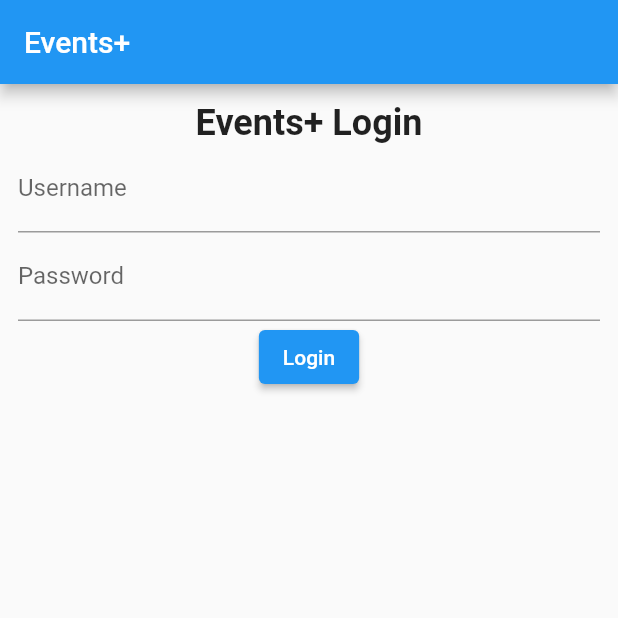
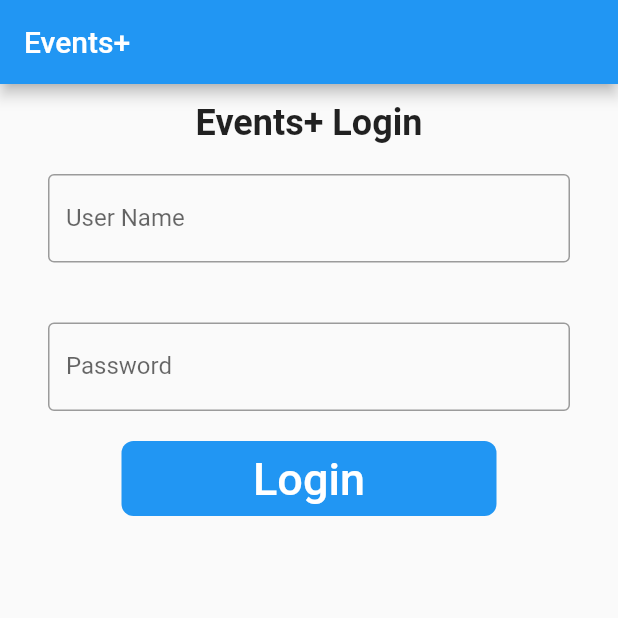
Before and after one commit to CSCI4100U/course-project-threes-crowd, a Flutter app: the screen it shows after launch, on a phone screen of 412 x 824 dp, the top half of it. Run offline on Flutter 3.47's test engine with Material 2 defaults, Android fonts, the phone set to English and light mode, and no system bars; our stand-ins replace cloud_firestore, firebase_core, sqflite; accounts and stored records are empty.

Commit message:
improve loginscreen and add notification removecurrent()

```diff
--- a/events_service/lib/EventsList.dart
+++ b/events_service/lib/EventsList.dart
@@ -31,16 +31,21 @@ class _EventsListState extends State<EventsList> {
   }
 
   Future<void> updateAttending(String evt_id) async {
+    String? text;
+
     if (await widget.local_storage.isAttending(evt_id)) {
       await widget.local_storage.delAttendence(evt_id);
+      text = 'Attendence deleted';
     } else {
       await widget.local_storage.attendEvent(evt_id);
+      text = 'Attended';
     }
 
-    SnackBar notif = const SnackBar(
-      content: Text("Attendance Updated"),
+    SnackBar notif = SnackBar(
+      content: Text(text),
     );
 
+    ScaffoldMessenger.of(context).removeCurrentSnackBar();
     ScaffoldMessenger.of(context).showSnackBar(notif);
 
     List<String> newEvts = await loadEvents();
--- a/events_service/lib/Login.dart
+++ b/events_service/lib/Login.dart
@@ -33,6 +33,41 @@ class _LoginPageState extends State<LoginPage> {
               fontWeight: FontWeight.bold,
             ),
           ),
+          Padding(
+            padding: EdgeInsets.all(20),
+            child: TextField(
+                decoration: InputDecoration(
+                border: OutlineInputBorder(),
+                labelText: 'User Name',
+                hintText: 'Enter your E-mail or sth'
+              ),
+            ),
+          ),
+          Padding(
+            padding: EdgeInsets.all(20),
+            child: TextField(
+                obscureText: true,
+                decoration: InputDecoration(
+                border: OutlineInputBorder(),
+                labelText: 'Password',
+                hintText: 'Enter your password'
+              ),
+            ),
+          ),
+          Container(
+            height: 50,
+            width: 250,
+            decoration: BoxDecoration(
+                color: Colors.blue, borderRadius: BorderRadius.circular(8)),
+            child: TextButton(
+              onPressed: login,
+              child: Text(
+                'Login',
+                style: TextStyle(color: Colors.white, fontSize: 30),
+              ),
+            ),
+          ),
+          /*
           Form(
             key: widget.formKey,
             child: Column(
@@ -61,7 +96,7 @@ class _LoginPageState extends State<LoginPage> {
                 ),
               ],
             ),
-          )
+          )*/
         ],
       ),
     );
```
